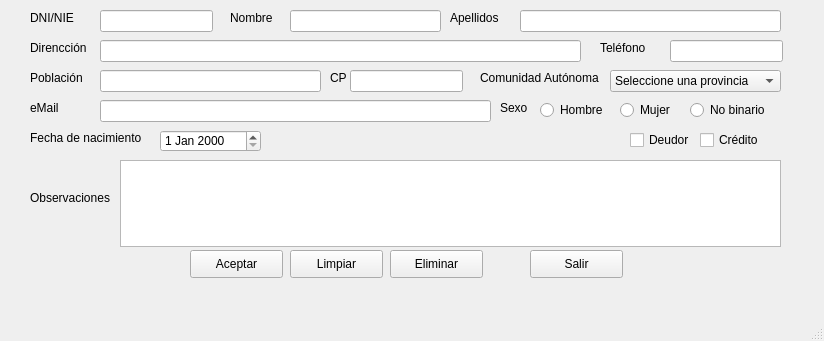
First picture: the form in Python_PixelBlack/QTgui/formulario.ui, repository danrodaba/Python, before the edit.
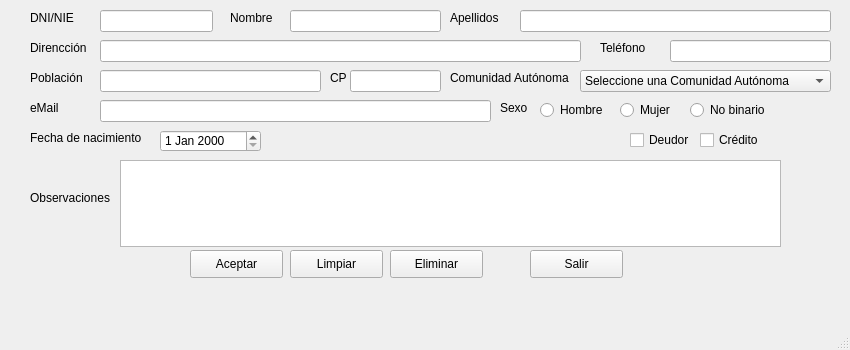
Second picture: the form after the edit.

The edit to the form file:
```diff
--- a/Python_PixelBlack/QTgui/formulario.ui
+++ b/Python_PixelBlack/QTgui/formulario.ui
@@ -6,10 +6,16 @@
    <rect>
     <x>0</x>
     <y>0</y>
-    <width>824</width>
-    <height>341</height>
+    <width>850</width>
+    <height>350</height>
    </rect>
   </property>
+  <property name="minimumSize">
+   <size>
+    <width>850</width>
+    <height>350</height>
+   </size>
+  </property>
   <property name="windowTitle">
    <string>MainWindow</string>
   </property>
@@ -75,7 +81,7 @@
      <rect>
       <x>520</x>
       <y>10</y>
-      <width>261</width>
+      <width>311</width>
       <height>22</height>
      </rect>
     </property>
@@ -137,7 +143,7 @@
      <rect>
       <x>670</x>
       <y>40</y>
-      <width>113</width>
+      <width>161</width>
       <height>22</height>
      </rect>
     </property>
@@ -183,7 +189,7 @@
      <rect>
       <x>350</x>
       <y>70</y>
-      <width>113</width>
+      <width>91</width>
       <height>22</height>
      </rect>
     </property>
@@ -201,15 +207,15 @@
    <widget class="QComboBox" name="provincia_cbb">
     <property name="geometry">
      <rect>
-      <x>610</x>
+      <x>580</x>
       <y>70</y>
-      <width>171</width>
+      <width>251</width>
       <height>22</height>
      </rect>
     </property>
     <item>
      <property name="text">
-      <string>Seleccione una provincia</string>
+      <string>Seleccione una Comunidad Autónoma</string>
      </property>
     </item>
     <item>
@@ -301,7 +307,7 @@
    <widget class="QLabel" name="Provincia">
     <property name="geometry">
      <rect>
-      <x>480</x>
+      <x>450</x>
       <y>70</y>
       <width>131</width>
       <height>16</height>
```
Left out of the diff: 2 changed lines with no effect on the pictures.
